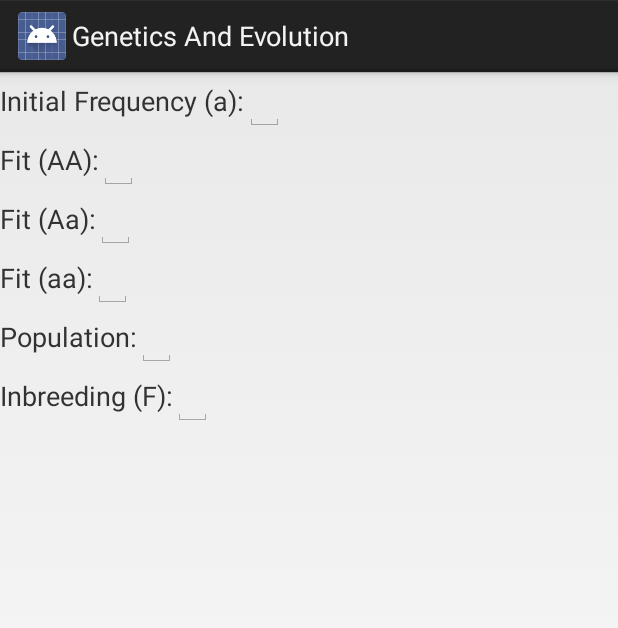
After one commit to LNYApps/GeneticsAndEvolution, an Android app: the layout fragment_allelegraphinputs.xml on its own in the app's theme, with its tools: preview values and no code run, on a phone screen of 412 x 824 dp. The commit adds this screen. Shown: the top 628 px of the screen. Run offline under Robolectric (Android 15) with nearby library versions, the phone set to English and light mode, and no system bars.

Commit message:
Added UI for graphing inputs Fixed format for problem generator

```diff
--- a/app/src/main/java/com/lnyapps/geneticsandevolution/allelefreak/AlleleFreakFragment.java
+++ b/app/src/main/java/com/lnyapps/geneticsandevolution/allelefreak/AlleleFreakFragment.java
@@ -1,6 +1,7 @@
 package com.lnyapps.geneticsandevolution.allelefreak;
 
 import android.app.Activity;
+import android.content.Context;
 import android.os.Bundle;
 import android.support.v4.app.Fragment;
 import android.support.v4.app.FragmentPagerAdapter;
@@ -8,12 +9,9 @@ import android.support.v4.view.ViewPager;
 import android.view.LayoutInflater;
 import android.view.View;
 import android.view.ViewGroup;
-import android.content.Context;
 
 import com.lnyapps.geneticsandevolution.MainActivity;
 import com.lnyapps.geneticsandevolution.R;
-import com.lnyapps.geneticsandevolution.problemgenerator.MultipleProblemGeneratorFragment;
-import com.lnyapps.geneticsandevolution.problemgenerator.SingleProblemGeneratorFragment;
 
 /**
  * Created by Alex on 11/24/2014.
@@ -52,14 +50,12 @@ public class AlleleFreakFragment extends Fragment {
             return 2;
         }
 
-        //TODO: Change the fragments below in getItem
-        //Look up graphing API and implement in new classes (need to create the two fragments)
         @Override
         public android.support.v4.app.Fragment getItem(int position) {
             if (position == 0) {
-                return new SingleProblemGeneratorFragment();
+                return new AlleleGraphFragment();
             } else {
-                return new MultipleProblemGeneratorFragment();
+                return new AlleleGraphInputsFragment();
             }
         }
 
--- /dev/null
+++ b/app/src/main/java/com/lnyapps/geneticsandevolution/allelefreak/AlleleGraphFragment.java
@@ -0,0 +1,30 @@
+package com.lnyapps.geneticsandevolution.allelefreak;
+
+import android.app.Activity;
+import android.support.v4.app.Fragment;
+import android.os.Bundle;
+import android.view.LayoutInflater;
+import android.view.View;
+import android.view.ViewGroup;
+
+import com.lnyapps.geneticsandevolution.MainActivity;
+import com.lnyapps.geneticsandevolution.R;
+
+/**
+ * Created by Alex on 11/30/2014.
+ */
+public class AlleleGraphFragment extends Fragment {
+
+    @Override
+    public View onCreateView(LayoutInflater inflater, ViewGroup container,
+                             Bundle savedInstanceState) {
+        View rootView = inflater.inflate(R.layout.fragment_allelefreak, container, false);
+        return rootView;
+    }
+
+    @Override
+    public void onAttach(Activity activity) {
+        super.onAttach(activity);
+        ((MainActivity) activity).onSectionAttached(getResources().getString(R.string.allele_freak));
+    }
+}
--- /dev/null
+++ b/app/src/main/java/com/lnyapps/geneticsandevolution/allelefreak/AlleleGraphInputsFragment.java
@@ -0,0 +1,30 @@
+package com.lnyapps.geneticsandevolution.allelefreak;
+
+import android.app.Activity;
+import android.support.v4.app.Fragment;
+import android.os.Bundle;
+import android.view.LayoutInflater;
+import android.view.View;
+import android.view.ViewGroup;
+
+import com.lnyapps.geneticsandevolution.MainActivity;
+import com.lnyapps.geneticsandevolution.R;
+
+/**
+ * Created by Alex on 11/30/2014.
+ */
+public class AlleleGraphInputsFragment extends Fragment {
+    @Override
+    public View onCreateView(LayoutInflater inflater, ViewGroup container,
+                             Bundle savedInstanceState) {
+        View rootView = inflater.inflate(R.layout.fragment_allelegraphinputs, container, false);
+        return rootView;
+    }
+
+    @Override
+    public void onAttach(Activity activity) {
+        super.onAttach(activity);
+        ((MainActivity) activity).onSectionAttached(getResources().getString(R.string.allele_freak));
+    }
+
+}
--- a/app/src/main/java/com/lnyapps/geneticsandevolution/problems/HardyWeinbergProblem.java
+++ b/app/src/main/java/com/lnyapps/geneticsandevolution/problems/HardyWeinbergProblem.java
@@ -11,9 +11,9 @@ public class HardyWeinbergProblem extends GenEvolProblem {
 
     @Override
     public String emptySolveString() {
-        return "1) observed genotype frequencies, " +
-                "\n2) genotype frequencies expected, " +
-                "\n3) the resulting value of F";
+        return "1) Observed genotype frequencies " +
+                "\n2) Expected genotype frequencies " +
+                "\n3) Resulting value of F";
     }
 
     @Override
@@ -74,13 +74,13 @@ public class HardyWeinbergProblem extends GenEvolProblem {
 
     @Override
     public String emptyGivenString() {
-        return "AA count:\nAacount:\naacount:";
+        return "AA count:\nAa count:\naa count:";
     }
 
     @Override
     public String nonEmptyGivenString() {
         return "AA count: " + mAAcount +
-               "\nAacount: " + mAacount +
-               "\naacount: " + maacount;
+               "\nAa count: " + mAacount +
+               "\naa count: " + maacount;
     }
 }
--- /dev/null
+++ b/app/src/main/res/layout/fragment_allelegraphinputs.xml
@@ -0,0 +1,107 @@
+<?xml version="1.0" encoding="utf-8"?>
+
+<ScrollView xmlns:android="http://schemas.android.com/apk/res/android"
+    android:layout_width="match_parent"
+    android:layout_height="match_parent">
+    <LinearLayout
+        android:layout_width="fill_parent"
+        android:layout_height="wrap_content"
+        android:orientation="vertical">
+        <LinearLayout
+            android:layout_width="fill_parent"
+            android:layout_height="fill_parent"
+            android:orientation="horizontal">
+            <TextView
+                android:layout_width="wrap_content"
+                android:layout_height="wrap_content"
+                android:text="@string/allele_param_initial_freq"
+                android:textSize="@dimen/fragment_ps_textsize"/>
+            <EditText
+                android:id="@+id/allele_freak_edittext_intial_freq"
+                android:layout_width="wrap_content"
+                android:layout_height="wrap_content"
+                android:inputType="number"
+                android:textSize="@dimen/fragment_ps_textsize"/>
+        </LinearLayout>
+        <LinearLayout
+            android:layout_width="fill_parent"
+            android:layout_height="fill_parent"
+            android:orientation="horizontal">
+            <TextView
+                android:layout_width="wrap_content"
+                android:layout_height="wrap_content"
+                android:text="@string/allele_param_fit_AA"
+                android:textSize="@dimen/fragment_ps_textsize"/>
+            <EditText
+                android:id="@+id/allele_freak_edittext_fit_AA"
+                android:layout_width="wrap_content"
+                android:layout_height="wrap_content"
+                android:inputType="number"
+                android:textSize="@dimen/fragment_ps_textsize"/>
+        </LinearLayout>
+        <LinearLayout
+            android:layout_width="fill_parent"
+            android:layout_height="fill_parent"
+            android:orientation="horizontal">
+            <TextView
+                android:layout_width="wrap_content"
+                android:layout_height="wrap_content"
+                android:text="@string/allele_param_fit_Aa"
+                android:textSize="@dimen/fragment_ps_textsize"/>
+            <EditText
+                android:id="@+id/allele_freak_edittext_fit_Aa"
+                android:layout_width="wrap_content"
+                android:layout_height="wrap_content"
+                android:inputType="number"
+                android:textSize="@dimen/fragment_ps_textsize"/>
+        </LinearLayout>
+        <LinearLayout
+            android:layout_width="fill_parent"
+            android:layout_height="fill_parent"
+            android:orientation="horizontal">
+            <TextView
+                android:layout_width="wrap_content"
+                android:layout_height="wrap_content"
+                android:text="@string/allele_param_fit_aa"
+                android:textSize="@dimen/fragment_ps_textsize"/>
+            <EditText
+                android:id="@+id/allele_freak_edittext_fit_aa"
+                android:layout_width="wrap_content"
+                android:layout_height="wrap_content"
+                android:inputType="number"
+                android:textSize="@dimen/fragment_ps_textsize"/>
+        </LinearLayout>
+        <LinearLayout
+            android:layout_width="fill_parent"
+            android:layout_height="fill_parent"
+            android:orientation="horizontal">
+            <TextView
+            android:layout_width="wrap_content"
+            android:layout_height="wrap_content"
+            android:text="@string/allele_param_pop"
+            android:textSize="@dimen/fragment_ps_textsize"/>
+            <EditText
+                android:id="@+id/allele_freak_edittext_pop"
+                android:layout_width="wrap_content"
+                android:layout_height="wrap_content"
+                android:inputType="number"
+                android:textSize="@dimen/fragment_ps_textsize"/>
+        </LinearLayout>
+        <LinearLayout
+            android:layout_width="fill_parent"
+            android:layout_height="fill_parent"
+            android:orientation="horizontal">
+            <TextView
+                android:layout_width="wrap_content"
+                android:layout_height="wrap_content"
+                android:text="@string/allele_param_inbreeding"
+                android:textSize="@dimen/fragment_ps_textsize"/>
+            <EditText
+                android:id="@+id/allele_freak_edittext_inbreeding"
+                android:layout_width="wrap_content"
+                android:layout_height="wrap_content"
+                android:inputType="number"
+                android:textSize="@dimen/fragment_ps_textsize"/>
+        </LinearLayout>
+    </LinearLayout>
+</ScrollView>
--- a/app/src/main/res/values/strings.xml
+++ b/app/src/main/res/values/strings.xml
@@ -89,9 +89,14 @@
     <string name="popgrowth_numyears">4, Time in years (T)</string>
 
     <!-- Allele Freak -->
-    <string name="allele_graph_page">Allele Graphing</string>
-    <string name="allele_parameters_page">Graph Parameters</string>
-
+    <string name="allele_graph_page">Allele Graph</string>
+    <string name="allele_parameters_page">Parameters</string>
+    <string name="allele_param_initial_freq">Initial Frequency (a):</string>
+    <string name="allele_param_fit_AA">Fit (AA):</string>
+    <string name="allele_param_fit_Aa">Fit (Aa):</string>
+    <string name="allele_param_fit_aa">Fit (aa):</string>
+    <string name="allele_param_pop">Population:</string>
+    <string name="allele_param_inbreeding">Inbreeding (F):</string>
 
     <!-- Cross Simulator -->
     <string name="cross_sim_page">Cross Simulator</string>
```
